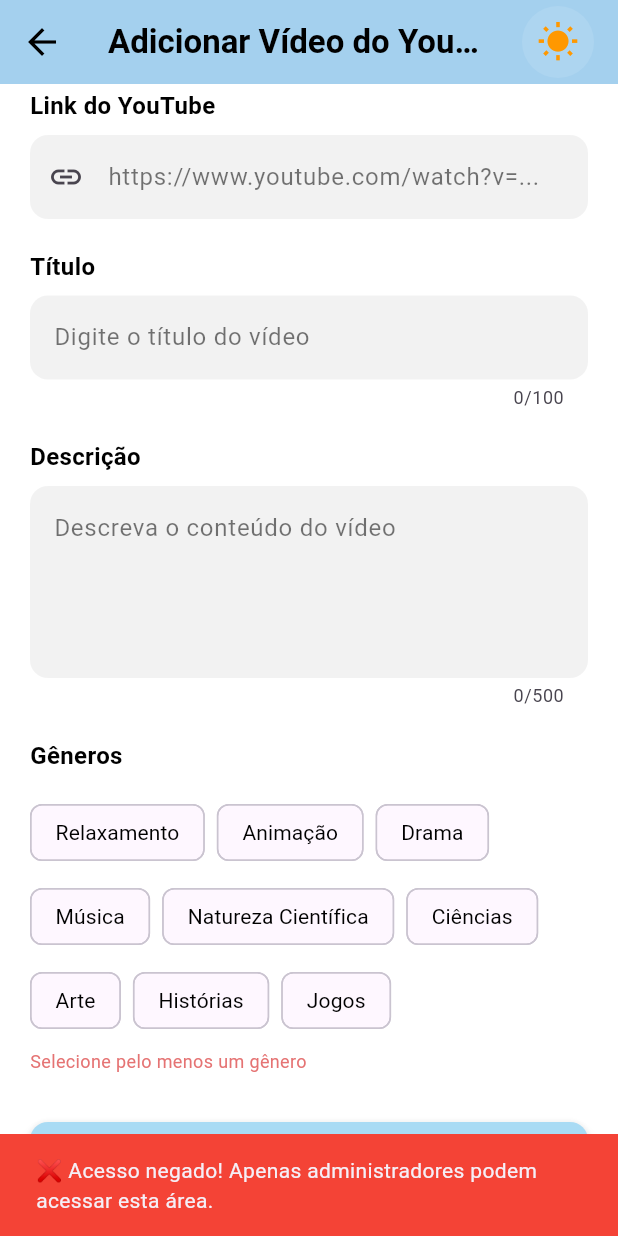
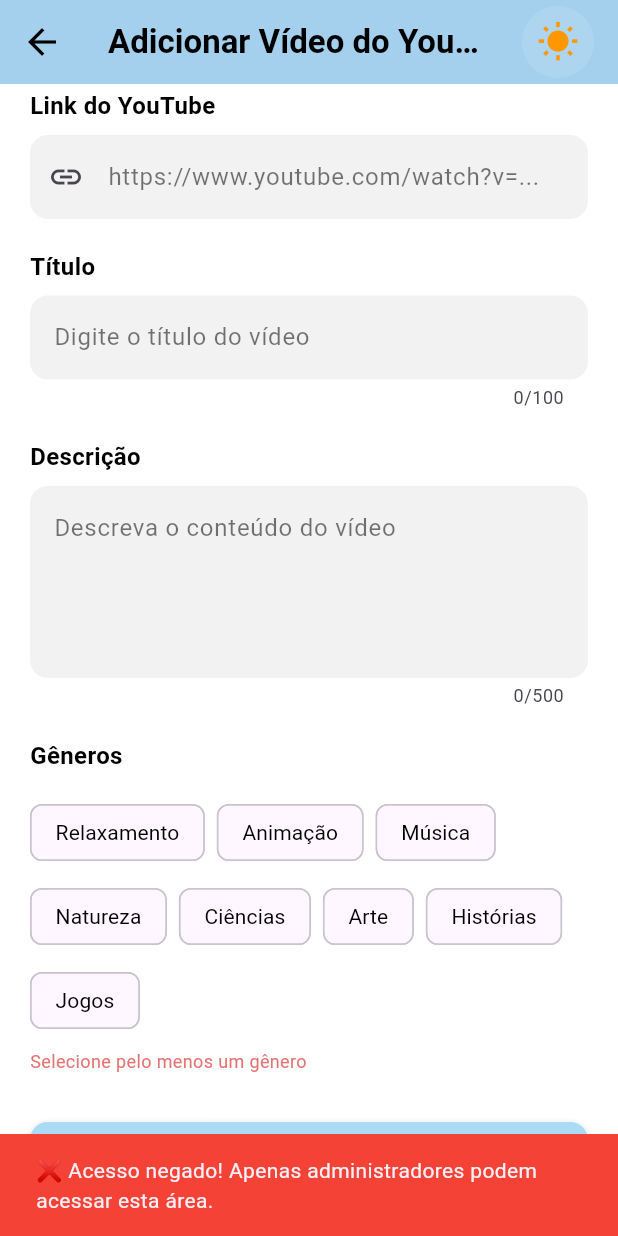
Before and after one commit to R4f0so/bluflix, a Flutter app: the AdminAddVideoScreen screen opened directly with empty values, scrolled down 197 dp, on a phone screen of 412 x 824 dp. Run offline on Flutter 3.47's test engine with Material 3 defaults, Android fonts, the phone set to English and light mode, and no system bars; our stand-ins replace cloud_firestore, firebase_auth, firebase_core, go_router, shared_preferences, youtube_player_flutter; accounts and stored records are empty.

Commit message:
- Modificações nos nomes dos gêneros

```diff
--- a/lib/presentation/screens/admin/admin_add_video_screen.dart
+++ b/lib/presentation/screens/admin/admin_add_video_screen.dart
@@ -25,9 +25,8 @@ class _AdminAddVideoScreenState extends State<AdminAddVideoScreen> {
   final List<String> _todosGeneros = [
     'Relaxamento',
     'Animação',
-    'Drama',
     'Música',
-    'Natureza Científica',
+    'Natureza',
     'Ciências',
     'Arte',
     'Histórias',
--- a/lib/presentation/screens/catalogo/catalogo_screen.dart
+++ b/lib/presentation/screens/catalogo/catalogo_screen.dart
@@ -482,7 +482,6 @@ class _CatalogoScreenState extends State<CatalogoScreen> {
                     crossAxisSpacing: 16,
                     childAspectRatio: 1.1,
                     children: [
-                      // ✅ ATUALIZADO: Novos gêneros educacionais com emojis apropriados
                       if (_generosVisiveis.contains('Relaxamento'))
                         _buildGeneroCard(
                           emoji: '😴',
```
